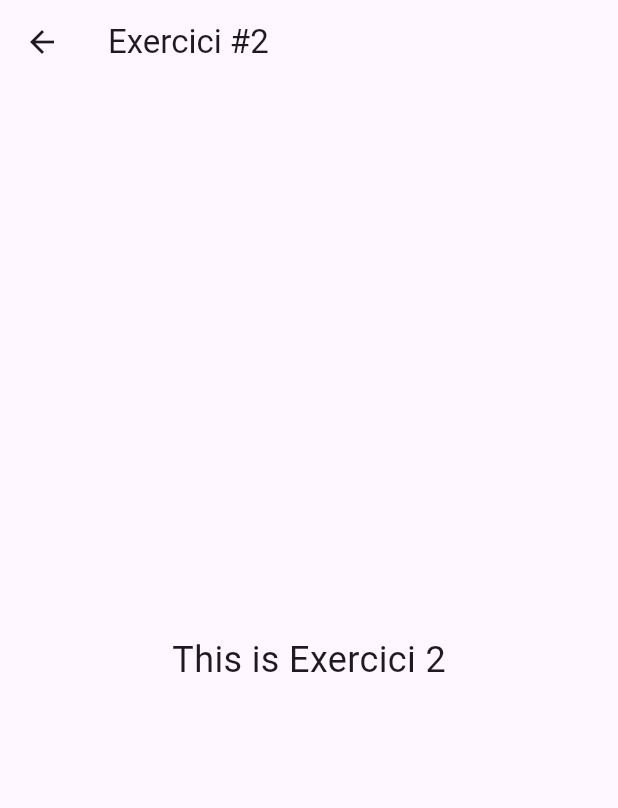
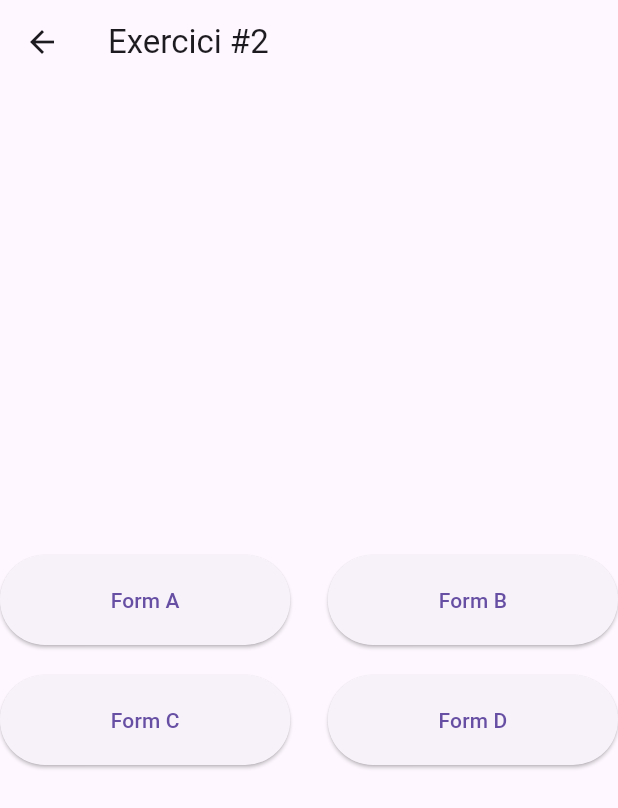
Before and after one commit to NoUserFounded/FormsApp, a Flutter app: the Exercici2 screen opened directly, on a phone screen of 412 x 824 dp. Shown: the top 808 px of the screen. Run offline on Flutter 3.47's test engine with Material 3 defaults, Android fonts, the phone set to English and light mode, and no system bars.

Commit message:
Excercici2 & FormA

```diff
--- a/forms_app/lib/exercici2.dart
+++ b/forms_app/lib/exercici2.dart
@@ -1,16 +1,77 @@
 import 'package:flutter/material.dart';
+import './Forms/FormA.dart';
 
-class Exercici2 extends StatelessWidget { // Ensure the class name matches
+class Exercici2 extends StatelessWidget {
   @override
   Widget build(BuildContext context) {
     return Scaffold(
       appBar: AppBar(
-        title: Text('Exercici #2'),
+        title: Text('Exercici #2'), // Changed title to match the page
       ),
       body: Center(
-        child: Text(
-          'This is Exercici 2',
-          style: TextStyle(fontSize: 24),
+        child: Column(
+          mainAxisAlignment: MainAxisAlignment.center,
+          children: [
+            Row(
+              children: [
+                Expanded(
+                  child: ElevatedButton(
+                    onPressed: () {
+                      // Action for Form A
+                      Navigator.push(
+                        context,
+                        MaterialPageRoute(builder: (context) => FormA()),
+                      );
+                    },
+                    style: ElevatedButton.styleFrom(
+                      minimumSize: Size(double.infinity, 60), // Set height to 60
+                    ),
+                    child: Text('Form A'),
+                  ),
+                ),
+                SizedBox(width: 25), // Space between buttons
+                Expanded(
+                  child: ElevatedButton(
+                    onPressed: () {
+                      // Action for Form B
+                    },
+                    style: ElevatedButton.styleFrom(
+                      minimumSize: Size(double.infinity, 60), // Set height to 60
+                    ),
+                    child: Text('Form B'),
+                  ),
+                ),
+              ],
+            ),
+            SizedBox(height: 20), // Space between rows
+            Row(
+              children: [
+                Expanded(
+                  child: ElevatedButton(
+                    onPressed: () {
+                      // Action for Form C
+                    },
+                    style: ElevatedButton.styleFrom(
+                      minimumSize: Size(double.infinity, 60), // Set height to 60
+                    ),
+                    child: Text('Form C'),
+                  ),
+                ),
+                SizedBox(width: 25), // Space between buttons
+                Expanded(
+                  child: ElevatedButton(
+                    onPressed: () {
+                      // Action for Form D
+                    },
+                    style: ElevatedButton.styleFrom(
+                      minimumSize: Size(double.infinity, 60), // Set height to 60
+                    ),
+                    child: Text('Form D'),
+                  ),
+                ),
+              ],
+            ),
+          ],
         ),
       ),
     );
```
Also changed, not shown: forms_app/lib/Forms/FormA.dart (added, +116 -0 lines).
